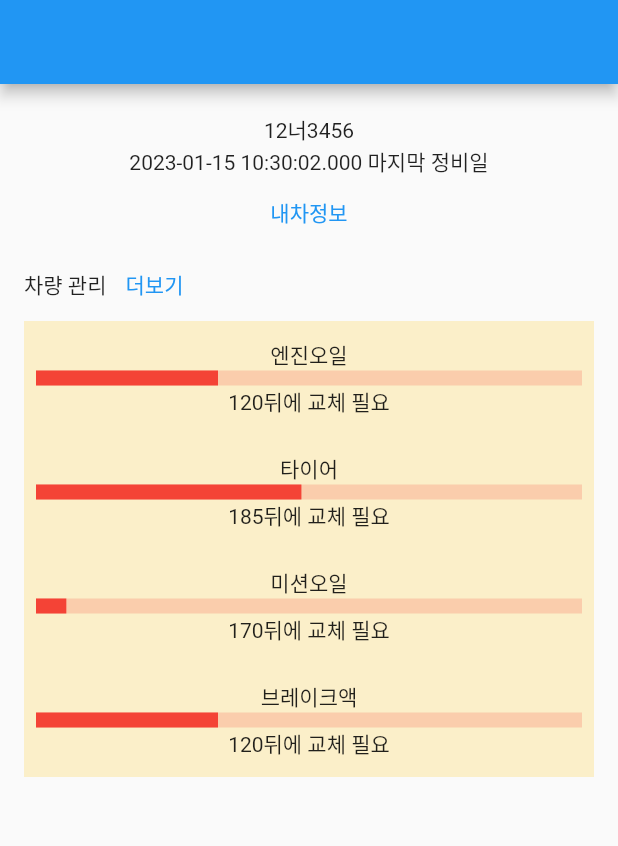
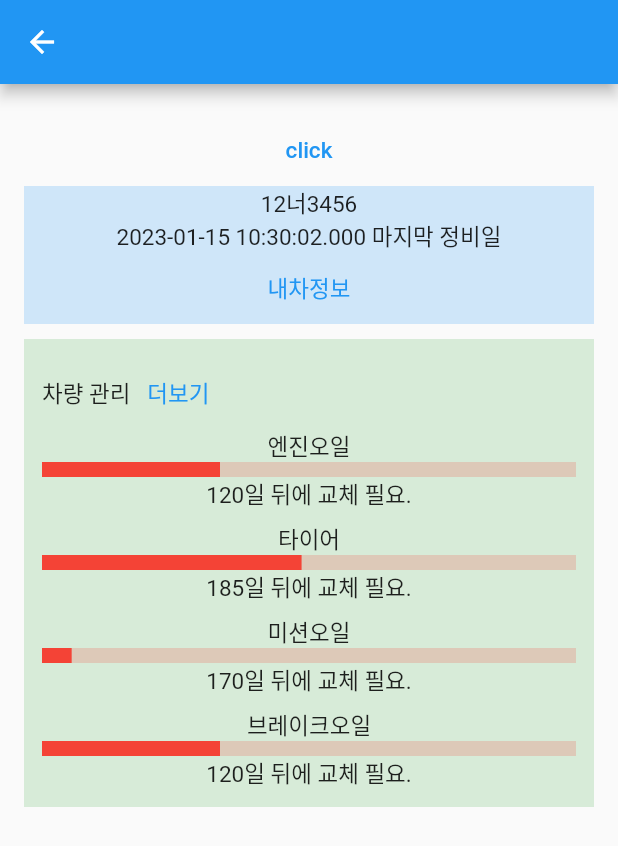
Before and after one commit to flxh4894/my_car_in_phone, a Flutter app: the screen it shows after launch, after a tap on "내차정보", on a phone screen of 412 x 824 dp. Shown: the top 846 px of the screen. Run offline on Flutter 3.47's test engine with Material 2 defaults, Android fonts, the phone set to English and light mode, and no system bars; our stand-ins replace flutter_riverpod, freezed_annotation; generated files the repository leaves out were written again.

Commit message:
라우트 생성 및 스트링파일 생성

```diff
--- /dev/null
+++ b/lib/l10n/intl_ko.arb
@@ -0,0 +1,21 @@
+{
+  "title": "반갑습니다.",
+  "info": "차량 관리{number}",
+  "PartTypeEnumEngineOil": "엔진오일",
+  "PartTypeEnumEnginFlushing": "엔진오일플러싱(세척)",
+  "PartTypeEnumEngineOilFilter": "엔진오일필터",
+  "PartTypeEnumAirFilter": "에어필터",
+  "PartTypeEnumMissionOil": "미션오일",
+  "PartTypeEnumBreakOil": "브레이크오일",
+  "PartTypeEnumBreakPad": "브레이크패드",
+  "PartTypeEnumBreakDisk": "브레이크디스크",
+  "PartTypeEnumBreakGrinding": "브레이크연마",
+  "PartTypeEnumAirConditionFilter": "에어컨필터",
+  "PartTypeEnumTire": "타이어",
+  "PartTypeEnumBattery": "배터리",
+  "seeMore": "더보기",
+  "carInfo": "내차정보",
+  "carManage": "차량 관리",
+  "needChange": "{day}일 뒤에 교체 필요.",
+  "needChangeNow": "교체예정일이 지났습니다."
+}
--- a/lib/main.dart
+++ b/lib/main.dart
@@ -1,67 +1,33 @@
 import 'package:flutter/material.dart';
+import 'package:flutter_localizations/flutter_localizations.dart';
 import 'package:flutter_riverpod/flutter_riverpod.dart';
-import 'package:my_car_in_phone/views/home.dart';
-import 'package:my_car_in_phone/views/test.dart';
+import 'package:my_car_in_phone/generated/l10n.dart';
+import 'package:my_car_in_phone/routes/routes.dart';
 
 void main() async {
   runApp(
     const ProviderScope(
-      child: MyApp(
-        child: Text("Hello World!"),
-      ),
+      child: MyApp(),
     ),
   );
 }
 
-// init app
-class MyApp extends ConsumerStatefulWidget {
-  const MyApp({
-    super.key,
-    required this.child,
-  });
-
-  final Widget child;
+class MyApp extends ConsumerWidget {
+  const MyApp({super.key});
 
   @override
-  ConsumerState<ConsumerStatefulWidget> createState() => _MyAppState();
-}
-
-class _MyAppState extends ConsumerState<MyApp> {
-  @override
-  Widget build(BuildContext context) {
+  Widget build(BuildContext context, WidgetRef ref) {
     return MaterialApp(
       title: "My Car",
-      navigatorKey: GlobalKey(),
-      home: HomePage(),
+      localizationsDelegates: const [
+        S.delegate,
+        GlobalMaterialLocalizations.delegate,
+        GlobalWidgetsLocalizations.delegate,
+        GlobalCupertinoLocalizations.delegate,
+      ],
+      supportedLocales: S.delegate.supportedLocales,
+      initialRoute: RouteEnum.splash.path,
+      onGenerateRoute: myRoute,
     );
   }
 }
-
-class Home extends StatelessWidget {
-  const Home({
-    Key? key,
-    required this.widget,
-  }) : super(key: key);
-
-  final MyApp widget;
-
-  @override
-  Widget build(BuildContext context) {
-    return Scaffold(
-      appBar: AppBar(),
-      body: Column(
-        children: [
-          widget.child,
-          TextButton(
-            onPressed: () => Navigator.of(context).push(
-              MaterialPageRoute(
-                builder: (ctx) => HomePage(),
-              ),
-            ),
-            child: const Text("Route Page"),
-          )
-        ],
-      ),
-    );
-  }
-}
--- a/lib/models/repair.dart
+++ b/lib/models/repair.dart
@@ -1,4 +1,5 @@
 import 'package:freezed_annotation/freezed_annotation.dart';
+import 'package:my_car_in_phone/models/enum/part_type_enum.dart';
 
 part 'repair.freezed.dart';
 part 'repair.g.dart';
@@ -6,9 +7,8 @@ part 'repair.g.dart';
 @freezed
 class RepairModel with _$RepairModel {
   factory RepairModel({
-    required String name,
     required DateTime lastTime,
-    required String typeEnum,
+    required PartTypeEnum typeEnum,
     required int cycle,
   }) = _RepairModel;
 
--- a/lib/notifiers/repair_info_notifier.dart
+++ b/lib/notifiers/repair_info_notifier.dart
@@ -1,4 +1,5 @@
 import 'package:flutter_riverpod/flutter_riverpod.dart';
+import 'package:my_car_in_phone/models/enum/part_type_enum.dart';
 import 'package:my_car_in_phone/models/repair.dart';
 
 // 정비 기록 가지고 오기
@@ -6,43 +7,42 @@ class RepairInfoNotifier extends StateNotifier<List<RepairModel>> {
   RepairInfoNotifier({
     required this.id,
   }) : super([]) {
-    _getRepairInfoList();
+    _init();
   }
 
   // 테스트시 1이 아이디라고 가정
+  // 서버 연결시 특정 차의(여러대일 수 있으니) 정검 리스트 가져오도록
   final String id;
 
   // 자동차 정검 리스트 가져오기
-  void _getRepairInfoList() async {
+  void _init() async {
     state = [
       RepairModel(
-        name: "엔진오일",
         lastTime: DateTime.now().subtract(const Duration(days: 60)),
-        typeEnum: "EngineOil",
+        typeEnum: PartTypeEnum.EngineOil,
         cycle: 180,
       ),
       RepairModel(
-        name: "타이어",
         lastTime: DateTime.now().subtract(const Duration(days: 175)),
-        typeEnum: "Tire",
+        typeEnum: PartTypeEnum.Tire,
         cycle: 360,
       ),
       RepairModel(
-        name: "미션오일",
         lastTime: DateTime.now().subtract(const Duration(days: 10)),
-        typeEnum: "MissionOil",
+        typeEnum: PartTypeEnum.MissionOil,
         cycle: 180,
       ),
       RepairModel(
-        name: "브레이크액",
         lastTime: DateTime.now().subtract(const Duration(days: 60)),
-        typeEnum: "BreakOil",
+        typeEnum: PartTypeEnum.BreakOil,
         cycle: 180,
       ),
     ];
   }
 
-  // 원하는 갯수만 리스트 리턴
+  /// 원하는 갯수만 리스트 리턴
+  /// PARAMS
+  /// size: 리턴 사이즈
   List<RepairModel> getShowList(int size) {
     return [...state.take(size)];
   }
@@ -58,6 +58,7 @@ class RepairInfoNotifier extends StateNotifier<List<RepairModel>> {
     return result;
   }
 
+  // 교체까지 남은 일 수
   int calcRemainingDays(RepairModel model) {
     return model.cycle - daysBetween(model);
   }
--- /dev/null
+++ b/lib/notifiers/splash_notifier.dart
@@ -0,0 +1,14 @@
+import 'dart:developer';
+
+import 'package:flutter_riverpod/flutter_riverpod.dart';
+
+class SplashNotifier extends StateNotifier<Map<String, dynamic>> {
+  SplashNotifier() : super({"status": false}) {
+    _init();
+  }
+
+  void _init() async {
+    await Future.delayed(const Duration(seconds: 2))
+        .then((value) => state = {"status": true});
+  }
+}
--- a/lib/notifiers/test_notifier.dart
+++ b/lib/notifiers/test_notifier.dart
@@ -1,8 +1,12 @@
+import 'dart:developer';
+
 import 'package:flutter_riverpod/flutter_riverpod.dart';
 import 'package:my_car_in_phone/models/test_model.dart';
 
 class TestNotifier extends StateNotifier<TestModel> {
-  TestNotifier() : super(TestModel(userId: "name", age: 20));
+  TestNotifier() : super(TestModel(userId: "name", age: 20)) {
+    log("??????????????????");
+  }
 
   void updateState(String name, int age, int? sex) {
     state = TestModel(userId: name, age: age, sex: sex ?? state.sex);
--- /dev/null
+++ b/lib/routes/routes.dart
@@ -0,0 +1,154 @@
+import 'dart:developer';
+
+import 'package:flutter/material.dart';
+import 'package:my_car_in_phone/splash.dart';
+import 'package:my_car_in_phone/views/home.dart';
+import 'package:my_car_in_phone/views/test.dart';
+
+// Route Enum
+enum RouteEnum { splash, home, menu, test }
+
+extension RouteEnumExtension on RouteEnum {
+  String get path => toString();
+}
+
+extension RouteEnumParser on String? {
+  RouteEnum get findEnum =>
+      RouteEnum.values.firstWhere((RouteEnum e) => e.toString() == this);
+}
+
+/// Route Enum Path 에 따라 이동할 페이지 분기
+Widget getRouteWidget(RouteEnum route) {
+  switch (route) {
+    case RouteEnum.splash:
+      return SplashPage();
+    case RouteEnum.home:
+      return HomePage();
+    case RouteEnum.menu:
+      return Container();
+    case RouteEnum.test:
+      return TestPage();
+  }
+}
+
+/// 트랜지션 + 위젯 결합하여 최종 라우트 생성
+PageRoute packRoute(RouteSettings settings) {
+  try {
+    final RouteEnum route = settings.name.findEnum;
+    // Args는 사용 페이지별로 TypeCasting 필요함.
+    final Object? args = settings.arguments;
+
+    log("name :: $route");
+    log("args :: $args");
+    switch (route) {
+      case RouteEnum.home:
+        return FadeOutRoute(page: getRouteWidget(route), name: route.path);
+      default:
+        return SlideRightRoute(page: getRouteWidget(route), name: route.path);
+    }
+  } on Exception catch (e) {
+    log("settings.name 이 없는 경우 :: $e");
+    return FadeOutRoute(page: TestPage(), name: "");
+  }
+}
+
+/// 메인함수
+PageRoute myRoute(RouteSettings settings) {
+  final String? name = settings.name;
+
+  // 아무 데이터도 없는 경우는 없다. 사실 에러 페이지로 가야 함.
+  if (name == null || name == "") {
+    return MaterialPageRoute(builder: (_) => Container());
+  }
+
+  return packRoute(settings);
+}
+
+/// ******************
+/// 트랜지션 모음
+/// ******************
+class SlideRightRoute extends PageRouteBuilder {
+  final Widget page;
+  final String name;
+  SlideRightRoute({
+    required this.page,
+    required this.name,
+  }) : super(
+          pageBuilder: (
+            BuildContext context,
+            Animation<double> animation,
+            Animation<double> secondaryAnimation,
+          ) =>
+              page,
+          transitionsBuilder: (
+            BuildContext context,
+            Animation<double> animation,
+            Animation<double> secondaryAnimation,
+            Widget child,
+          ) {
+            var begin = const Offset(1.0, 0.0);
+            var end = Offset.zero;
+            var curve = Curves.ease;
+            var tween =
+                Tween(begin: begin, end: end).chain(CurveTween(curve: curve));
+            return SlideTransition(
+              position: animation.drive(tween),
+              child: child,
+            );
+          },
+          settings: RouteSettings(
+            name: name,
+          ),
+        );
+}
+
+class FadeOutRoute extends PageRouteBuilder {
+  final Widget page;
+  final String name;
+  FadeOutRoute({
+    required this.page,
+    required this.name,
+  }) : super(
+          pageBuilder: (
+            BuildContext context,
+            Animation<double> animation,
+            Animation<double> secondaryAnimation,
+          ) =>
+              page,
+          transitionsBuilder: (
+            BuildContext context,
+            Animation<double> animation,
+            Animation<double> secondaryAnimation,
+            Widget child,
+          ) {
+            return FadeTransition(
+              opacity: animation,
+              child: child,
+            );
+          },
+          settings: RouteSettings(
+            name: name,
+          ),
+        );
+}
+
+class NoTransitionRoute extends PageRouteBuilder {
+  final Widget page;
+  final String name;
+  NoTransitionRoute({
+    required this.page,
+    required this.name,
+  }) : super(
+          pageBuilder: (
+            BuildContext context,
+            Animation<double> animation,
+            Animation<double> secondaryAnimation,
+          ) =>
+              page,
+          transitionDuration: Duration.zero,
+          reverseTransitionDuration: Duration.zero,
+          settings: RouteSettings(
+            name: name,
+          ),
+        );
+}
--- /dev/null
+++ b/lib/splash.dart
@@ -0,0 +1,27 @@
+import 'dart:developer';
+
+import 'package:flutter/material.dart';
+import 'package:flutter_riverpod/flutter_riverpod.dart';
+import 'package:my_car_in_phone/notifiers/splash_notifier.dart';
+import 'package:my_car_in_phone/routes/routes.dart';
+
+class SplashPage extends ConsumerWidget {
+  SplashPage({super.key});
+
+  final splashProvider =
+      StateNotifierProvider<SplashNotifier, Map<String, dynamic>>(
+    (ref) => SplashNotifier(),
+  );
+
+  @override
+  Widget build(BuildContext context, WidgetRef ref) {
+    ref.listen<Map>(splashProvider, (previous, next) {
+      if (next["status"]) Navigator.pushNamed(context, RouteEnum.home.path);
+    });
+
+    return Scaffold(
+      backgroundColor: Colors.red,
+      body: Container(),
+    );
+  }
+}
--- a/lib/views/home.dart
+++ b/lib/views/home.dart
@@ -1,9 +1,12 @@
 import 'package:flutter/material.dart';
 import 'package:flutter_riverpod/flutter_riverpod.dart';
+import 'package:my_car_in_phone/generated/l10n.dart';
+import 'package:my_car_in_phone/models/enum/part_type_enum.dart';
 import 'package:my_car_in_phone/models/repair.dart';
 import 'package:my_car_in_phone/notifiers/car_info_notifier.dart';
 import 'package:my_car_in_phone/notifiers/repair_info_notifier.dart';
 import 'package:my_car_in_phone/notifiers/states/car_info_state.dart';
+import 'package:my_car_in_phone/routes/routes.dart';
 
 class HomePage extends ConsumerWidget {
   HomePage({super.key});
@@ -33,24 +36,54 @@ class HomePage extends ConsumerWidget {
         ),
         child: Column(
           children: [
+            TextButton(
+              onPressed: () =>
+                  Navigator.pushNamed(context, RouteEnum.test.path),
+              child: const Text("click"),
+            ),
+
+            // 컴포넌트 1
+            Container(
+              width: double.infinity,
+              color: Colors.blue.withOpacity(0.2),
+              child: Column(
+                children: [
                   Text(carInfo.carNumber),
                   Text("${carInfo.lastRepair} 마지막 정비일"),
-            TextButton(onPressed: () {}, child: const Text('내차정보')),
+                  TextButton(
+                    onPressed: () {},
+                    child: Text(
+                      S.of(context).carInfo,
+                    ),
+                  ),
+                ],
+              ),
+            ),
+
+            // 컴포넌트 2
+            Container(
+              margin: const EdgeInsets.only(top: 10),
+              width: double.infinity,
+              color: Colors.green.withOpacity(0.2),
+              padding: const EdgeInsets.all(12),
+              child: Column(
+                children: [
                   Row(
                     children: [
-                const Text("차량 관리"),
-                TextButton(onPressed: () {}, child: const Text('더보기')),
+                      Text(S.of(context).carManage),
+                      TextButton(
+                        onPressed: () {},
+                        child: Text(S.of(context).seeMore),
+                      ),
                     ],
                   ),
                   for (RepairModel item in rn.getShowList(4))
                     Container(
-                width: double.infinity,
-                color: Colors.amber.withOpacity(0.2),
-                padding:
-                    const EdgeInsets.symmetric(horizontal: 8, vertical: 12),
+                      margin: EdgeInsets.only(
+                          bottom: rn.getShowList(4).last == item ? 0 : 8),
                       child: Column(
                         children: [
-                    Text(item.name),
+                          Text(item.typeEnum.text),
                           LayoutBuilder(builder: (context, size) {
                             return Stack(
                               children: [
@@ -68,7 +101,14 @@ class HomePage extends ConsumerWidget {
                               ],
                             );
                           }),
-                    Text("${rn.calcRemainingDays(item)}뒤에 교체 필요"),
+                          rn.calcRemainingDays(item) <= 0
+                              ? Text(S.of(context).needChangeNow)
+                              : Text(S
+                                  .of(context)
+                                  .needChange(rn.calcRemainingDays(item)))
+                        ],
+                      ),
+                    )
                 ],
               ),
             )
```
Also changed, not shown: lib/models/enum/part_type_enum.dart (+7 -0 lines), lib/views/test.dart (+8 -3 lines), pubspec.yaml (+7 -6 lines), lib/generated/intl/messages_all.dart (added), lib/generated/intl/messages_ko.dart (added), lib/generated/l10n.dart (added), lib/root.dart (deleted), pubspec.lock. Lines whose indentation alone changed are shown as unchanged.
